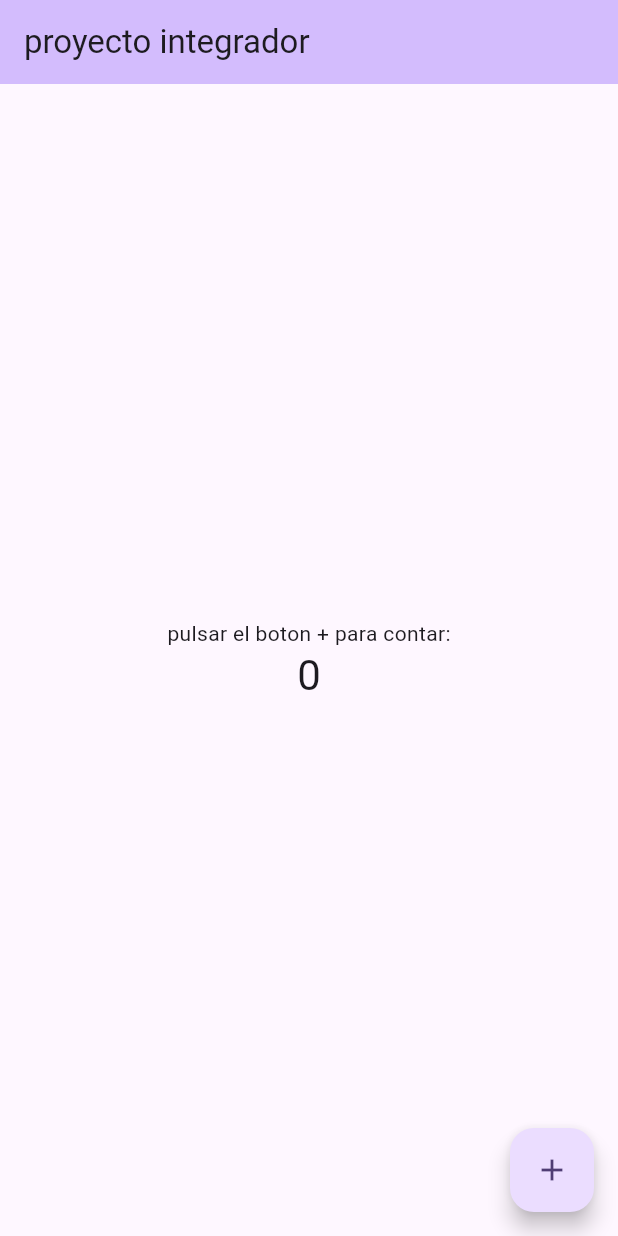
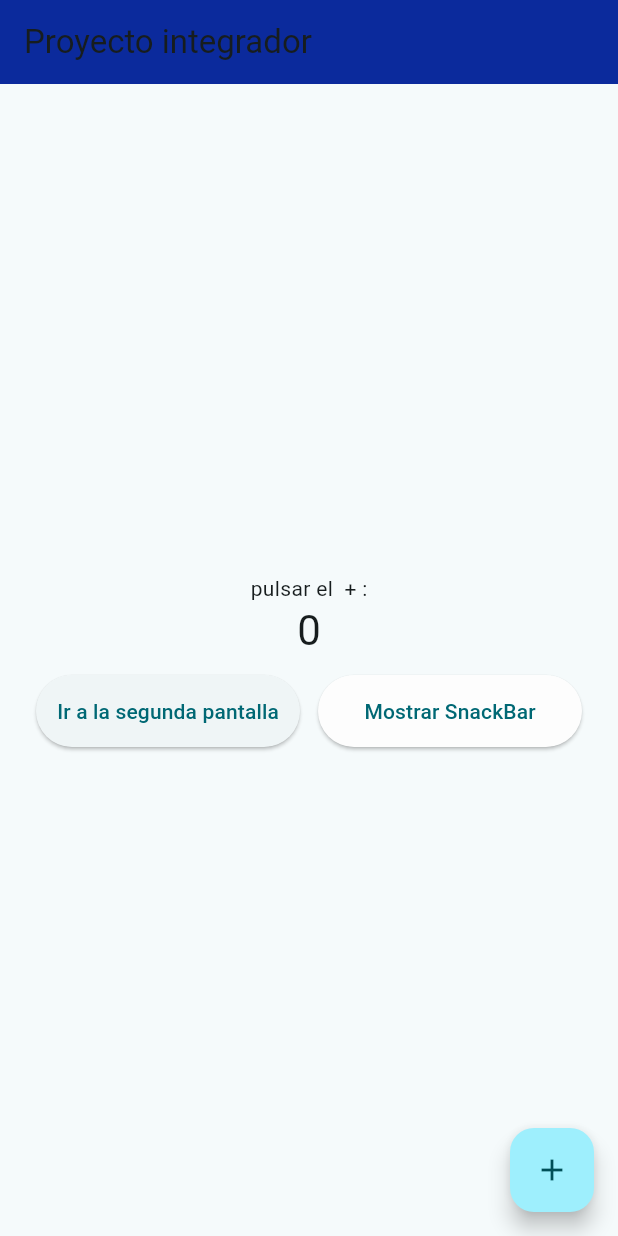
Before and after one commit to donguacha1983/proyecto_integrador1, a Flutter app: the screen it shows after launch, on a phone screen of 412 x 824 dp. Run offline on Flutter 3.47's test engine with Material 3 defaults, Android fonts, the phone set to English and light mode, and no system bars.

Commit message:
Update main.dart

```diff
--- a/lib/main.dart
+++ b/lib/main.dart
@@ -4,33 +4,51 @@ void main() {
   runApp(const MyApp());
 }
 
+class SecondScreen extends StatelessWidget {
+  const SecondScreen({super.key});
+
+  @override
+  Widget build(BuildContext context) {
+    return Scaffold(
+      appBar: AppBar(title: const Text('Segunda Pantalla')),
+      body: Center(
+        child: Column(
+          mainAxisAlignment: MainAxisAlignment.center,
+          children: <Widget>[
+            const Text('¡Bienvenido a la segunda pantalla!'),
+            const SizedBox(height: 18),
+            SizedBox(
+              width: 180,
+              child: ElevatedButton(
+                style: ElevatedButton.styleFrom(
+                  padding: const EdgeInsets.symmetric(vertical: 14),
+                ),
+                onPressed: () {
+                  Navigator.pop(context);
+                },
+                child: const Text('Regresar'),
+              ),
+            ),
+          ],
+        ),
+      ),
+    );
+  }
+}
+
 class MyApp extends StatelessWidget {
   const MyApp({super.key});
 
-  // This widget is the root of your application.
+
   @override
   Widget build(BuildContext context) {
     return MaterialApp(
-      title: 'Flutter Demo',
+      title: 'Proyecto integrador',
       theme: ThemeData(
-        // This is the theme of your application.
-        //
-        // TRY THIS: Try running your application with "flutter run". You'll see
-        // the application has a purple toolbar. Then, without quitting the app,
-        // try changing the seedColor in the colorScheme below to Colors.green
-        // and then invoke "hot reload" (save your changes or press the "hot
-        // reload" button in a Flutter-supported IDE, or press "r" if you used
-        // the command line to start the app).
-        //
-        // Notice that the counter didn't reset back to zero; the application
-        // state is not lost during the reload. To reset the state, use hot
-        // restart instead.
-        //
-        // This works for code too, not just values: Most code changes can be
-        // tested with just a hot reload.
-        colorScheme: .fromSeed(seedColor: Colors.deepPurple),
+
+        colorScheme: .fromSeed(seedColor: const Color.fromARGB(255, 25, 25, 25)),
       ),
-      home: const MyHomePage(title: 'proyecto integrador'),
+      home: const MyHomePage(title: 'Proyecto integrador'),
     );
   }
 }
@@ -38,14 +56,7 @@ class MyApp extends StatelessWidget {
 class MyHomePage extends StatefulWidget {
   const MyHomePage({super.key, required this.title});
 
-  // This widget is the home page of your application. It is stateful, meaning
-  // that it has a State object (defined below) that contains fields that affect
-  // how it looks.
 
-  // This class is the configuration for the state. It holds the values (in this
-  // case the title) provided by the parent (in this case the App widget) and
-  // used by the build method of the State. Fields in a Widget subclass are
-  // always marked "final".
 
   final String title;
 
@@ -58,56 +69,71 @@ class _MyHomePageState extends State<MyHomePage> {
 
   void _incrementCounter() {
     setState(() {
-      // This call to setState tells the Flutter framework that something has
-      // changed in this State, which causes it to rerun the build method below
-      // so that the display can reflect the updated values. If we changed
-      // _counter without calling setState(), then the build method would not be
-      // called again, and so nothing would appear to happen.
+
       _counter++;
     });
   }
 
+  void _showSnackBar() {
+    final snackBar = SnackBar(content: Text('¡Hola! Este es un SnackBar.'));
+    ScaffoldMessenger.of(context).showSnackBar(snackBar);
+  }
+
+  void _navigateToSecondScreen() {
+    Navigator.push(
+      context,
+      MaterialPageRoute(builder: (context) => SecondScreen()),
+    );
+  }
+
   @override
   Widget build(BuildContext context) {
-    // This method is rerun every time setState is called, for instance as done
-    // by the _incrementCounter method above.
-    //
-    // The Flutter framework has been optimized to make rerunning build methods
-    // fast, so that you can just rebuild anything that needs updating rather
-    // than having to individually change instances of widgets.
+
     return Scaffold(
       appBar: AppBar(
-        // TRY THIS: Try changing the color here to a specific color (to
-        // Colors.amber, perhaps?) and trigger a hot reload to see the AppBar
-        // change color while the other colors stay the same.
-        backgroundColor: Theme.of(context).colorScheme.inversePrimary,
-        // Here we take the value from the MyHomePage object that was created by
-        // the App.build method, and use it to set our appbar title.
+
+        backgroundColor: const Color.fromARGB(255, 11, 42, 156),
+
         title: Text(widget.title),
       ),
       body: Center(
-        // Center is a layout widget. It takes a single child and positions it
-        // in the middle of the parent.
+
         child: Column(
-          // Column is also a layout widget. It takes a list of children and
-          // arranges them vertically. By default, it sizes itself to fit its
-          // children horizontally, and tries to be as tall as its parent.
-          //
-          // Column has various properties to control how it sizes itself and
-          // how it positions its children. Here we use mainAxisAlignment to
-          // center the children vertically; the main axis here is the vertical
-          // axis because Columns are vertical (the cross axis would be
-          // horizontal).
-          //
-          // TRY THIS: Invoke "debug painting" (choose the "Toggle Debug Paint"
-          // action in the IDE, or press "p" in the console), to see the
-          // wireframe for each widget.
+
           mainAxisAlignment: .center,
           children: [
-            const Text('pulsar el boton + para contar:'),
+            const Text('pulsar el  + :'),
             Text(
               '$_counter',
               style: Theme.of(context).textTheme.headlineMedium,
+            ),
+            const SizedBox(height: 12),
+            Padding(
+              padding: const EdgeInsets.symmetric(horizontal: 24.0),
+              child: Row(
+                children: [
+                  Expanded(
+                    child: ElevatedButton(
+                      style: ElevatedButton.styleFrom(
+                        padding: const EdgeInsets.symmetric(vertical: 14),
+                      ),
+                      onPressed: _navigateToSecondScreen,
+                      child: const Text('Ir a la segunda pantalla'),
+                    ),
+                  ),
+                  const SizedBox(width: 12),
+                  Expanded(
+                    child: ElevatedButton(
+                      style: ElevatedButton.styleFrom(
+                        padding: const EdgeInsets.symmetric(vertical: 14),
+                        backgroundColor: const Color.fromARGB(255, 253, 253, 253),
+                      ),
+                      onPressed: _showSnackBar,
+                      child: const Text('Mostrar SnackBar'),
+                    ),
+                  ),
+                ],
+              ),
             ),
           ],
         ),
```
